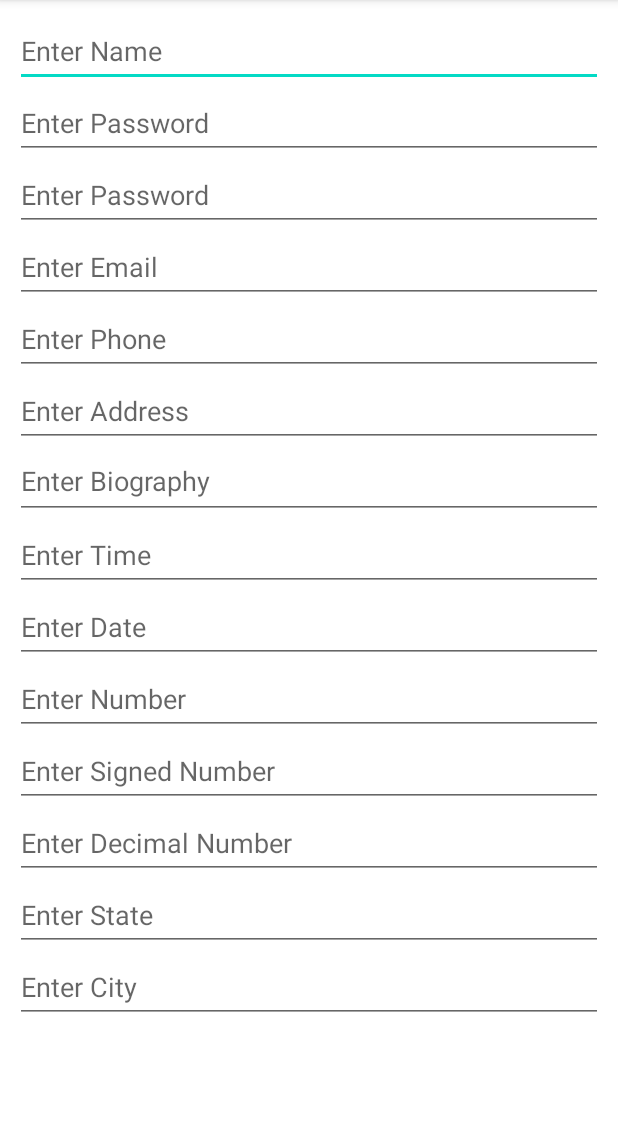
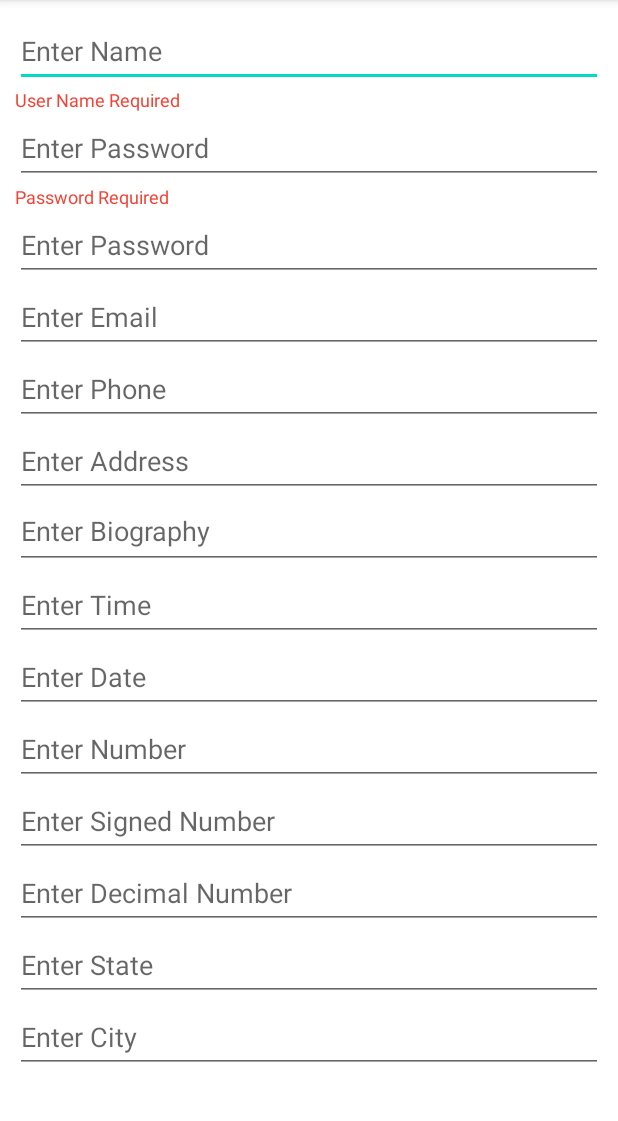
Before and after one commit to akshaysoni8707/MyCalc, an Android app: the screen it shows after launch (FormActivity), on a phone screen of 412 x 824 dp, the part 84-1205 px from its top. Run offline under Robolectric (Android 15) with nearby library versions, the phone set to English and light mode, and no system bars.

Commit message:
username and password validation added

```diff
--- a/app/src/main/java/com/app/mycalc/FormActivity.java
+++ b/app/src/main/java/com/app/mycalc/FormActivity.java
@@ -2,13 +2,87 @@ package com.app.mycalc;
 
 import androidx.appcompat.app.AppCompatActivity;
 
+import android.annotation.SuppressLint;
 import android.os.Bundle;
+import android.text.Editable;
+import android.text.TextWatcher;
+import android.widget.EditText;
+import android.widget.TextView;
+import android.widget.Toast;
+
+import java.util.regex.Pattern;
 
 public class FormActivity extends AppCompatActivity {
+    EditText userName;
+    TextView userNameError;
+
+    EditText password;
+    TextView passwordError;
 
     @Override
     protected void onCreate(Bundle savedInstanceState) {
         super.onCreate(savedInstanceState);
         setContentView(R.layout.activity_form);
+        userName = findViewById(R.id.personName);
+        userNameError = findViewById(R.id.UserNameError);
+        password = findViewById(R.id.password);
+        passwordError = findViewById(R.id.passwordError);
+
+        TextWatcher userNameTextWatcher = new TextWatcher() {
+            @Override
+            public void beforeTextChanged(CharSequence charSequence, int i, int i1, int i2) {
+
+            }
+
+            @Override
+            public void onTextChanged(CharSequence charSequence, int i, int i1, int i2) {
+
+            }
+
+            @Override
+            public void afterTextChanged(Editable editable) {
+                String text = userName.getText().toString();
+                if (text.isEmpty()) {
+                    userNameError.setText(R.string.UserNameRequired);
+                    userNameError.setTextColor(getColor(R.color.tomato));
+                } else {
+                    userNameError.setText(R.string.UserNameValid);
+                    userNameError.setTextColor(getColor(R.color.teal_700));
+                }
+            }
+        };
+        userName.addTextChangedListener(userNameTextWatcher);
+
+        TextWatcher passwordTextWatcher = new TextWatcher() {
+            @Override
+            public void beforeTextChanged(CharSequence charSequence, int i, int i1, int i2) {
+
+            }
+
+            @Override
+            public void onTextChanged(CharSequence charSequence, int i, int i1, int i2) {
+
+            }
+
+            @Override
+            public void afterTextChanged(Editable editable) {
+                String text = password.getText().toString();
+                if (text.isEmpty()) {
+                    passwordError.setText(R.string.PasswordRequired);
+                    passwordError.setTextColor(getColor(R.color.tomato));
+                    Toast.makeText(FormActivity.this, "Password is required", Toast.LENGTH_SHORT).show();
+                }
+                else{
+                    if(Pattern.matches("^(?=.*[0-9])(?=.*[a-z])(?=.*[A-Z])(?=.*[@#$%^&+=])(?=\\S+$).{8,10}$", text)){
+                        passwordError.setText(R.string.PasswordValid);
+                        passwordError.setTextColor(getColor(R.color.teal_700));
+                    }else{
+                        passwordError.setText(R.string.PasswordInvalid);
+                        passwordError.setTextColor(getColor(R.color.tomato));
+                    }
+                }
+            }
+        };
+        password.addTextChangedListener(passwordTextWatcher);
     }
 }
--- a/app/src/main/res/layout/activity_form.xml
+++ b/app/src/main/res/layout/activity_form.xml
@@ -28,6 +28,14 @@
                 android:inputType="textPersonName"
                 android:minHeight="48dp" />
 
+            <TextView
+                android:id="@+id/UserNameError"
+                android:layout_width="match_parent"
+                android:layout_height="wrap_content"
+                android:text="@string/UserNameRequired"
+                android:textColor="#F44336"
+                android:textSize="12sp" />
+
             <EditText
                 android:id="@+id/password"
                 android:layout_width="match_parent"
@@ -36,6 +44,14 @@
                 android:hint="@string/EnterPassword"
                 android:inputType="textPassword"
                 android:minHeight="48dp" />
+
+            <TextView
+                android:id="@+id/passwordError"
+                android:layout_width="match_parent"
+                android:layout_height="wrap_content"
+                android:text="@string/PasswordRequired"
+                android:textColor="#F44336"
+                android:textSize="12sp" />
 
             <EditText
                 android:id="@+id/NumberPassword"
--- a/app/src/main/res/values/colors.xml
+++ b/app/src/main/res/values/colors.xml
@@ -7,4 +7,5 @@
     <color name="teal_700">#FF018786</color>
     <color name="black">#FF000000</color>
     <color name="white">#FFFFFFFF</color>
+    <color name="tomato">#FFF44336</color>
 </resources>
--- a/app/src/main/res/values/strings.xml
+++ b/app/src/main/res/values/strings.xml
@@ -16,10 +16,15 @@
     <string name="sym2">-</string>
     <string name="sym3">+</string>
     <string name="EnterName">Enter Name</string>
+    <string name="UserNameRequired">User Name Required</string>
+    <string name="UserNameValid">User Name Valid</string>
     <string name="EnterAge">Enter Age</string>
     <string name="EnterEmail">Enter Email</string>
     <string name="EnterPhone">Enter Phone</string>
     <string name="EnterPassword">Enter Password</string>
+    <string name="PasswordRequired">Password Required</string>
+    <string name="PasswordValid">Password Valid</string>
+    <string name="PasswordInvalid">Password Invalid</string>
     <string name="EnterConfirmPassword">Enter Confirm Password</string>
     <string name="EnterAddress">Enter Address</string>
     <string name="EnterCity">Enter City</string>
@@ -32,4 +37,5 @@
     <string name="EnterNumber">Enter Number</string>
     <string name="EnterSignedNumber">Enter Signed Number</string>
 <string name="EnterDecimalNumber">Enter Decimal Number</string>
+
 </resources>
```
